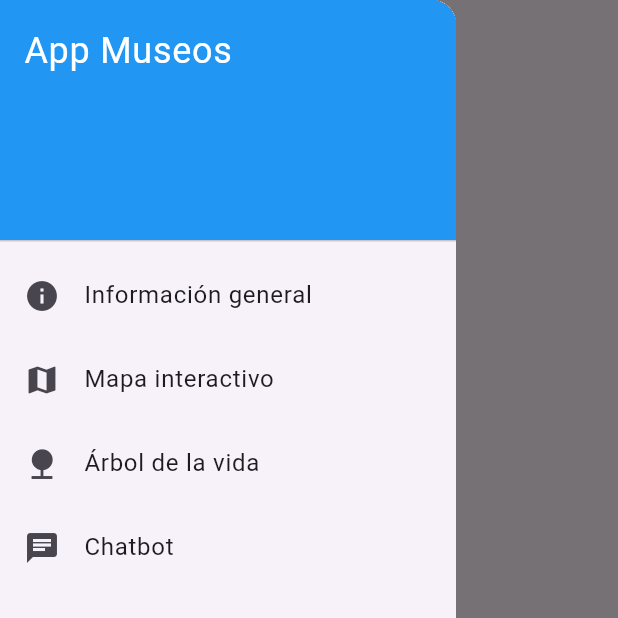
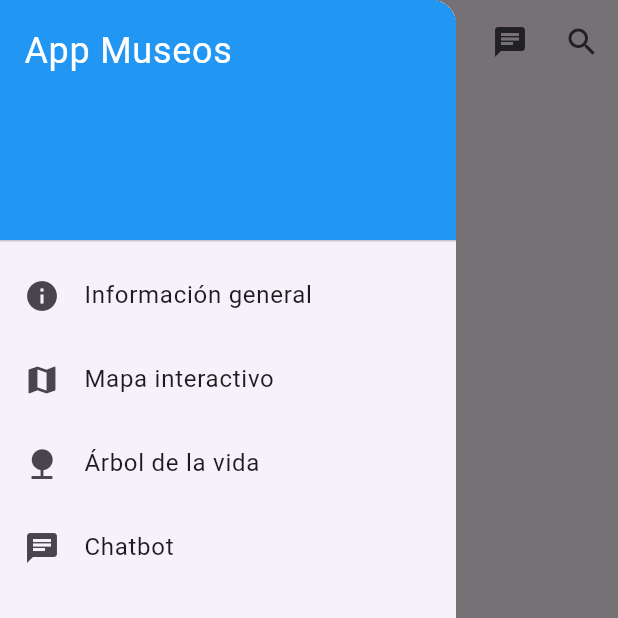
Before and after one commit to jomorales1/mobile-apps-project, a Flutter app: the screen it shows after launch, with the side drawer open, on a phone screen of 412 x 824 dp, the top half of it. Run offline on Flutter 3.47's test engine with Material 3 defaults, Android fonts, the phone set to English and light mode, and no system bars.

Commit message:
feat: include app bar buttons

```diff
--- a/lib/main.dart
+++ b/lib/main.dart
@@ -51,7 +51,41 @@ class _NavigationDrawerWidgetState extends State<NavigationDrawerWidget> {
   @override
   Widget build(BuildContext context) {
     return Scaffold(
-      appBar: AppBar(title: const Text('App Museos')),
+      appBar: AppBar(
+        title: const Text('App Museos'),
+        actions: [
+          IconButton(
+            icon: const Icon(Icons.chat),
+            tooltip: 'Ir al Chatbot',
+            onPressed: () {
+              setState(() {
+                selectedPage = 'Chatbot';
+              });
+            },
+          ),
+          IconButton(
+            icon: const Icon(Icons.search),
+            tooltip: 'Buscar',
+            onPressed: () {
+              showDialog(
+                context: context,
+                builder: (context) => AlertDialog(
+                  title: const Text('Buscar'),
+                  content: const Text(
+                    'Funcionalidad de búsqueda próximamente.',
+                  ),
+                  actions: [
+                    TextButton(
+                      onPressed: () => Navigator.pop(context),
+                      child: const Text('Cerrar'),
+                    ),
+                  ],
+                ),
+              );
+            },
+          ),
+        ],
+      ),
       drawer: Drawer(
         child: ListView(
           padding: EdgeInsets.zero,
```
